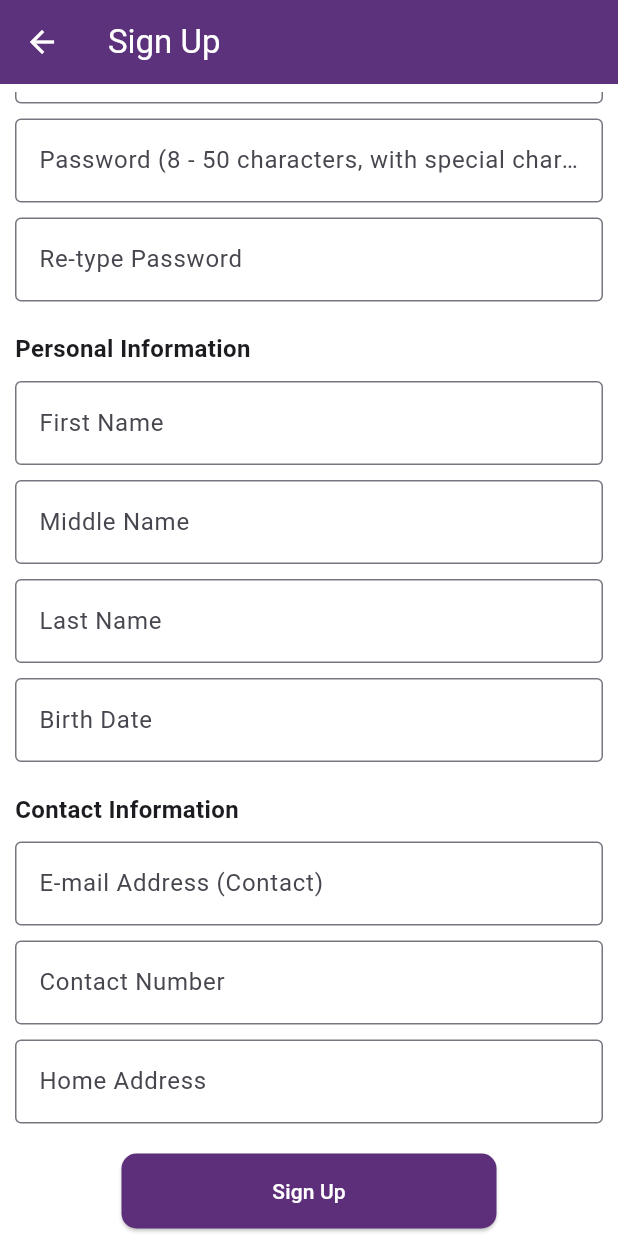
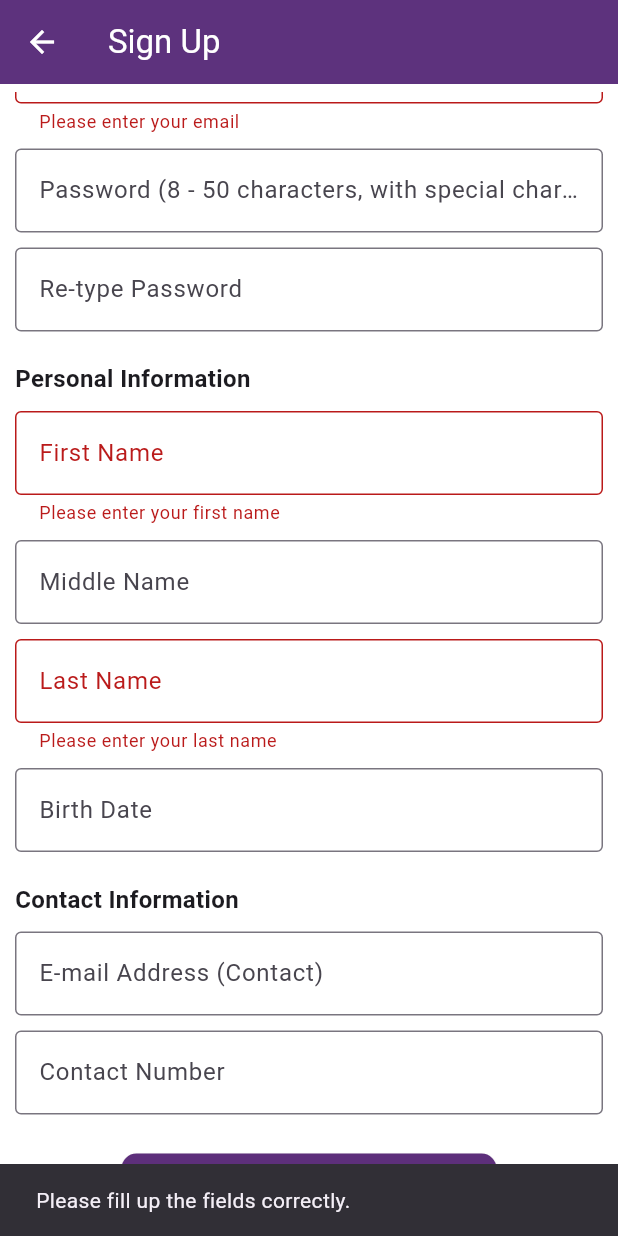
Before and after one commit to tara-ride/tararide_mobile, a Flutter app: the SignUpScreen screen opened by its route, scrolled down 430 dp, after a tap on "Sign Up", on a phone screen of 412 x 824 dp. Run offline on Flutter 3.47's test engine with Material 3 defaults, Android fonts, the phone set to English and light mode, and no system bars; our stand-ins replace bloc, cloud_firestore, equatable, firebase_auth, firebase_core, flutter_bloc and 2 more; accounts and stored records are empty.

Commit message:
[add]: Major changes have been applied. Check code to investigate.

```diff
--- a/lib/bloc/user_sign_up/user_sign_up_bloc.dart
+++ b/lib/bloc/user_sign_up/user_sign_up_bloc.dart
@@ -14,14 +14,13 @@ class UserSignUpBloc extends Bloc<UserSignUpEvent, UserSignUpState> {
     );
     on<SignUpUser>(
       (event, emit) async {
-        emit(UserSignUpLoading());
         try {
           // Call the API to sign up the user
           // If the API call is successful, emit UserSignUpSuccess
           // If the API call is unsuccessful, emit UserSignUpFailure
           emit(UserSignUpLoading());
-          await Future.delayed(const Duration(seconds: 7));
-          emit(UserSignUpSuccess());
+          //await Future.delayed(const Duration(seconds: 7));
+          //emit(UserSignUpSuccess());
           //emit(UserSignUpFailure());
         } catch (e) {
           emit(UserSignUpError(e.toString()));
--- a/lib/views/passenger/signup_screen.dart
+++ b/lib/views/passenger/signup_screen.dart
@@ -26,6 +26,8 @@ class _SignUpScreenState extends State<SignUpScreen> {
   final TextEditingController _retypePasswordController = TextEditingController();
   final TextEditingController _birthDateController = TextEditingController();
   final _formKey = GlobalKey<FormState>();
+
+  List<bool> validationList = [false, false, false, false, false, false, false, false];
   // XFile? _imageFile;
 
   @override
@@ -71,7 +73,15 @@ class _SignUpScreenState extends State<SignUpScreen> {
               vertical: 5,
             ),
             child: BlocConsumer<UserSignUpBloc, UserSignUpState>(
-              listener: (context, state) {},
+              listener: (context, state) {
+                if (state is UserSignUpError) {
+                  ScaffoldMessenger.of(context).showSnackBar(
+                    SnackBar(
+                      content: Text(state.message),
+                    ),
+                  );
+                }
+              },
               builder: (userSignUpContext, userSignUpState) {
                 if (userSignUpState is UserSignUpInitial) {
                   return Column(
@@ -83,6 +93,7 @@ class _SignUpScreenState extends State<SignUpScreen> {
                           // ),
                           child: SingleChildScrollView(
                             child: Form(
+                              key: _formKey,
                               child: Column(
                                 children: [
                                   SizedBox(
@@ -105,10 +116,8 @@ class _SignUpScreenState extends State<SignUpScreen> {
                                     autovalidateMode: AutovalidateMode.onUserInteraction,
                                     validator: (value) {
                                       if (value == null || value.isEmpty) {
-                                        userSignUpContext.read<SignUpAccessibilityCubit>().toggleAcessibility(false);
                                         return 'Please enter your email';
                                       } else if (!RegExp(r'^[a-zA-Z0-9._%+-]+@[a-zA-Z0-9.-]+\.[a-zA-Z]{2,}$').hasMatch(value)) {
-                                        userSignUpContext.read<SignUpAccessibilityCubit>().toggleAcessibility(false);
                                         return 'Please enter a valid email';
                                       }
                                       return null;
@@ -122,6 +131,9 @@ class _SignUpScreenState extends State<SignUpScreen> {
                                   TextFormField(
                                     controller: _passwordController,
                                     obscureText: true,
+                                    validator: (value) {
+                                      return null;
+                                    },
                                     decoration: const InputDecoration(
                                       labelText: 'Password (8 - 50 characters, with special characters, numbers, and symbol)',
                                       border: OutlineInputBorder(),
@@ -243,10 +255,8 @@ class _SignUpScreenState extends State<SignUpScreen> {
                                   TextFormField(
                                     validator: (value) {
                                       if (value == null || value.isEmpty) {
-                                        userSignUpContext.read<SignUpAccessibilityCubit>().toggleAcessibility(false);
                                         return 'Please enter your home address';
                                       } else {
-                                        userSignUpContext.read<SignUpAccessibilityCubit>().toggleAcessibility(true);
                                         return null;
                                       }
                                     },
@@ -264,19 +274,21 @@ class _SignUpScreenState extends State<SignUpScreen> {
                         ),
                       ),
                       const SizedBox(height: 20),
-                      BlocBuilder<SignUpAccessibilityCubit, SignUpAccessibilityState>(
-                        builder: (signUpAccessibilityContext, state) {
-                          if (state is SignUpAccessibilityEnabled) {
-                            return Row(
-                              mainAxisAlignment: MainAxisAlignment.center,
-                              children: [
                       SizedBox(
                         height: 50,
                         width: 250,
                         child: ElevatedButton(
                           onPressed: () {
                             try {
-                                        //userSignUpContext.read<UserSignUpBloc>().add(SignUpUser(_emailController.text, _passwordController.text));
+                              if (_formKey.currentState!.validate()) {
+                                userSignUpContext.read<UserSignUpBloc>().add(SignUpUser(_emailController.text, _passwordController.text));
+                              } else {
+                                ScaffoldMessenger.of(context).showSnackBar(
+                                  const SnackBar(
+                                    content: Text("Please fill up the fields correctly. "),
+                                  ),
+                                );
+                              }
                             } catch (e) {
                               print(e);
                             }
@@ -286,28 +298,6 @@ class _SignUpScreenState extends State<SignUpScreen> {
                       ),
                     ],
                   );
-                          } else if (state is SignUpAccessibilityDisabled) {
-                            return const Row(
-                              mainAxisAlignment: MainAxisAlignment.center,
-                              crossAxisAlignment: CrossAxisAlignment.center,
-                              children: [
-                                SizedBox(
-                                  height: 50,
-                                  width: 250,
-                                  child: Text(
-                                    "Fill up the required fields.",
-                                    textAlign: TextAlign.center,
-                                  ),
-                                ),
-                              ],
-                            );
-                          } else {
-                            return Container();
-                          }
-                        },
-                      )
-                    ],
-                  );
                 } else if (userSignUpState is UserSignUpLoading) {
                   return SingleChildScrollView(
                     child: Column(
@@ -315,7 +305,8 @@ class _SignUpScreenState extends State<SignUpScreen> {
                       crossAxisAlignment: CrossAxisAlignment.center,
                       children: [
                         SizedBox(
-                          height: 300,
+                          height: 350,
+                          width: double.infinity,
                           child: Lottie.asset('assets/loading_animation.json', height: 200),
                         ),
                         const Text("We are working on your profile, please wait.", style: TextStyle(fontSize: 13, fontWeight: FontWeight.bold)),
@@ -323,9 +314,47 @@ class _SignUpScreenState extends State<SignUpScreen> {
                     ),
                   );
                 } else if (userSignUpState is UserSignUpError) {
-                  return Container();
+                  return SingleChildScrollView(
+                    child: Column(
+                      mainAxisAlignment: MainAxisAlignment.center,
+                      crossAxisAlignment: CrossAxisAlignment.center,
+                      children: [
+                        SizedBox(
+                          height: 350,
+                          width: double.infinity,
+                          child: Lottie.asset('assets/error_animation.json', height: 200),
+                        ),
+                        const Text("An error occurred during the process.", style: TextStyle(fontSize: 13, fontWeight: FontWeight.bold)),
+                        TextButton(
+                          onPressed: () {
+                            userSignUpContext.read<UserSignUpBloc>().add(SignUpAwaiting());
+                          },
+                          child: const Text("Retry"),
+                        ),
+                      ],
+                    ),
+                  );
                 } else if (userSignUpState is UserSignUpSuccess) {
-                  return Container();
+                  return SingleChildScrollView(
+                    child: Column(
+                      mainAxisAlignment: MainAxisAlignment.center,
+                      crossAxisAlignment: CrossAxisAlignment.center,
+                      children: [
+                        SizedBox(
+                          height: 350,
+                          width: double.infinity,
+                          child: Lottie.asset('assets/success.json', height: 200),
+                        ),
+                        const Text("You have successfully signed up!", style: TextStyle(fontSize: 13, fontWeight: FontWeight.bold)),
+                        TextButton(
+                          onPressed: () {
+                            Navigator.pop(context);
+                          },
+                          child: const Text("Go back to login"),
+                        ),
+                      ],
+                    ),
+                  );
                 } else {
                   return Container();
                 }
```
Lines whose indentation alone changed are shown as unchanged.
